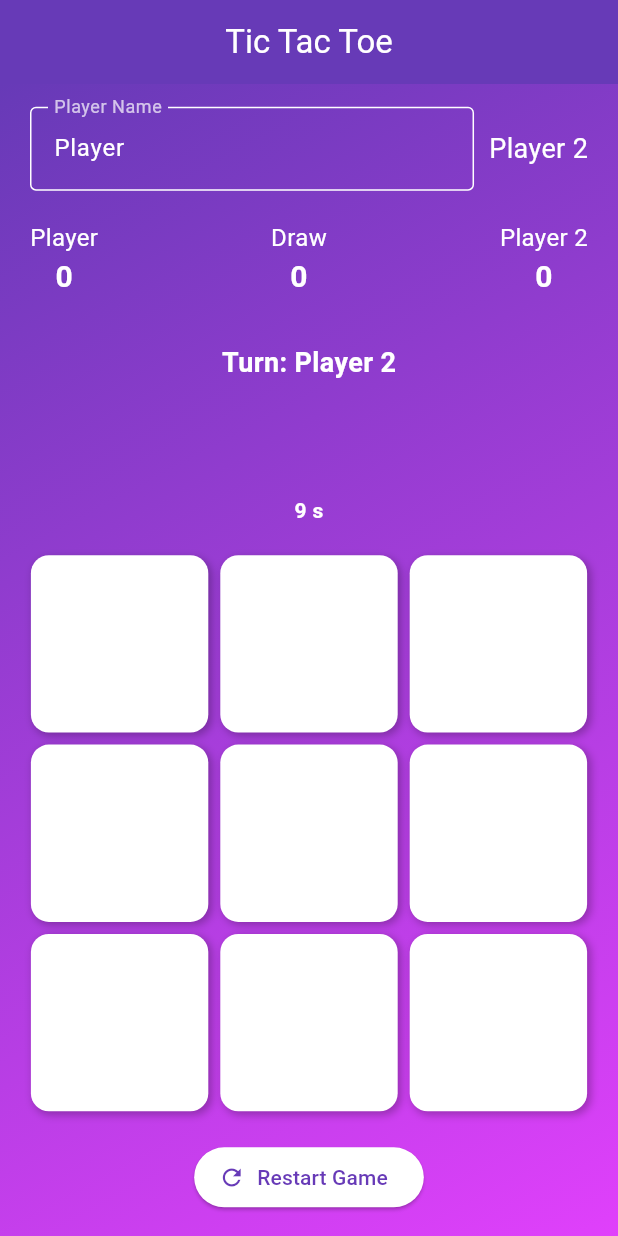
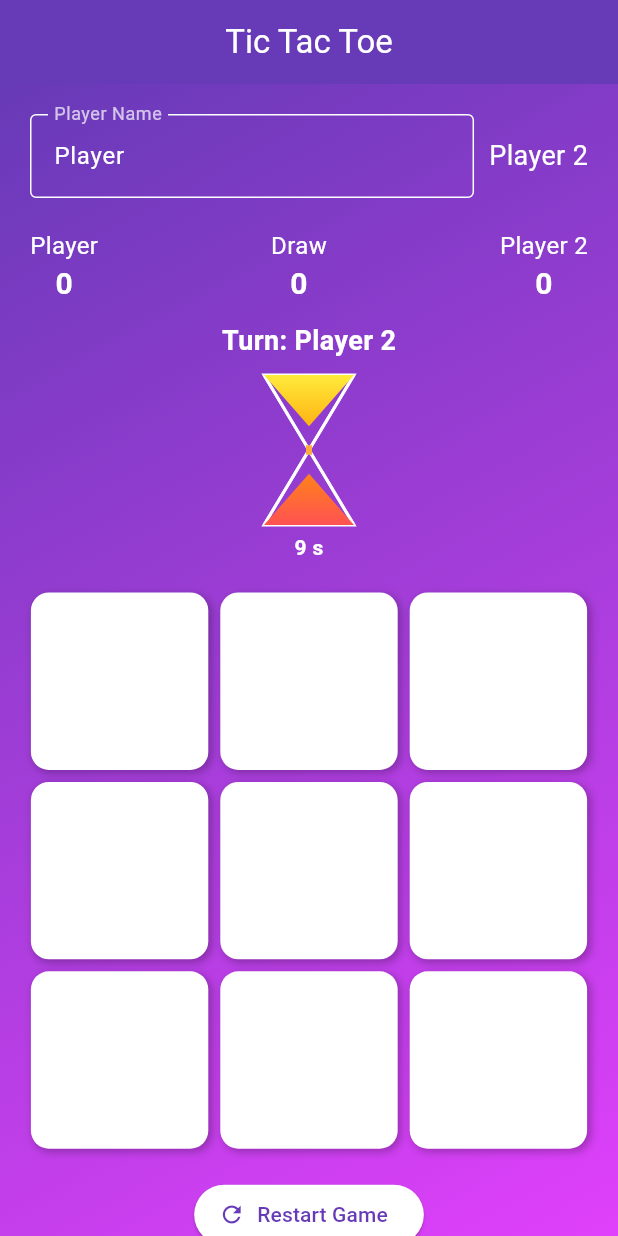
Before and after one commit to work-piyush006/tictactoe, a Flutter app: the GameScreen screen opened directly with empty values, after a tap on "Restart Game", on a phone screen of 412 x 824 dp. Run offline on Flutter 3.47's test engine with Material 3 defaults, Android fonts, the phone set to English and light mode, and no system bars; our stand-ins replace audioplayers, confetti, shared_preferences; accounts and stored records are empty.

Commit message:
Update main.dart

```diff
--- a/lib/main.dart
+++ b/lib/main.dart
@@ -562,7 +562,7 @@ class TwoPlayerSymbolSelectionScreen extends StatelessWidget {
   }
 }
 
-// ================= Updated GameScreen with new Hourglass =================
+// ================= Updated GameScreen =================
 class GameScreen extends StatefulWidget {
   final bool vsComputer;
   final String playerSymbol;
@@ -593,7 +593,6 @@ class _GameScreenState extends State<GameScreen> with TickerProviderStateMixin {
 
   // Timer
   int seconds = 10;
-  bool hourglassFlipped = false;
   Timer? turnTimer;
 
   TextEditingController playerNameController = TextEditingController();
@@ -677,13 +676,13 @@ class _GameScreenState extends State<GameScreen> with TickerProviderStateMixin {
     turnTimer = Timer.periodic(Duration(seconds: 1), (timer) async {
       if (!mounted) return;
 
-      // Play tap.mp3 last 3 seconds
-      if (seconds <= 3 && seconds > 0) await sfxPlayer.play(AssetSource('Tap.mp3'));
+      if (seconds <= 3 && seconds > 0) {
+        await sfxPlayer.play(AssetSource('Tap.mp3'));
+      }
 
       setState(() => seconds--);
 
       if (seconds <= 0) {
-        hourglassFlipped = !hourglassFlipped;
         nextTurn();
       }
     });
@@ -691,7 +690,6 @@ class _GameScreenState extends State<GameScreen> with TickerProviderStateMixin {
 
   void resetTurnTimer() {
     turnTimer?.cancel();
-    hourglassFlipped = !hourglassFlipped;
     startTurnTimer();
   }
 
@@ -701,19 +699,8 @@ class _GameScreenState extends State<GameScreen> with TickerProviderStateMixin {
 
   // ------------------- Game Logic -------------------
   void makeMove(int index) {
-    if (gameOver) return;
-
-    if (board[index] != "") {
-      ScaffoldMessenger.of(context)
-          .showSnackBar(SnackBar(content: Text("Invalid Move!")));
-      return;
-    }
-
-    if (widget.vsComputer && isAITurn) {
-      ScaffoldMessenger.of(context)
-          .showSnackBar(SnackBar(content: Text("Wait for AI turn")));
-      return;
-    }
+    if (gameOver || board[index] != "") return;
+    if (widget.vsComputer && isAITurn) return;
 
     setState(() {
       board[index] = currentPlayer;
@@ -781,6 +768,7 @@ class _GameScreenState extends State<GameScreen> with TickerProviderStateMixin {
       if (!gameOver) currentPlayer = playerSymbol;
       isAITurn = false;
     });
+
     resetTurnTimer();
   }
 
@@ -873,7 +861,6 @@ class _GameScreenState extends State<GameScreen> with TickerProviderStateMixin {
           draws++;
 
         saveScores();
-
         if (winner != "Draw") playSfx('Celebration.mp3');
         else playSfx('draw.mp3');
 
@@ -907,7 +894,7 @@ class _GameScreenState extends State<GameScreen> with TickerProviderStateMixin {
       winner = "";
       winningPattern = [];
       isAITurn = false;
-      hourglassFlipped = false;
+      seconds = 10;
     });
     resetTurnTimer();
 
@@ -944,12 +931,14 @@ class _GameScreenState extends State<GameScreen> with TickerProviderStateMixin {
                 colors: [Colors.deepPurple, Colors.purpleAccent],
                 begin: Alignment.topLeft,
                 end: Alignment.bottomRight)),
+        child: SingleChildScrollView(
+          padding: EdgeInsets.all(10),
           child: Column(
             mainAxisAlignment: MainAxisAlignment.center,
             children: [
-            // Player rename
+              // Player rename + opponent
               Padding(
-              padding: EdgeInsets.symmetric(horizontal: 20),
+                padding: EdgeInsets.symmetric(horizontal: 10, vertical: 10),
                 child: Row(
                   children: [
                     Expanded(
@@ -976,11 +965,10 @@ class _GameScreenState extends State<GameScreen> with TickerProviderStateMixin {
                   ],
                 ),
               ),
-            SizedBox(height: 10),
 
               // Scores
               Padding(
-              padding: EdgeInsets.symmetric(horizontal: 20, vertical: 10),
+                padding: EdgeInsets.symmetric(horizontal: 10, vertical: 10),
                 child: Row(
                   mainAxisAlignment: MainAxisAlignment.spaceBetween,
                   children: [
@@ -990,7 +978,6 @@ class _GameScreenState extends State<GameScreen> with TickerProviderStateMixin {
                   ],
                 ),
               ),
-            SizedBox(height: 20),
 
               // Hourglass + Timer
               Row(
@@ -1006,17 +993,7 @@ class _GameScreenState extends State<GameScreen> with TickerProviderStateMixin {
                             fontWeight: FontWeight.bold),
                       ),
                       SizedBox(height: 10),
-                    AnimatedContainer(
-                      duration: Duration(milliseconds: 300),
-                      width: 60,
-                      height: 60,
-                      child: CustomPaint(
-                        painter: ColorfulHourglassPainter(
-                          flipped: hourglassFlipped,
-                          progress: (10 - seconds) / 10,
-                        ),
-                      ),
-                    ),
+                      SmoothHourglass(secondsLeft: seconds),
                       SizedBox(height: 5),
                       Text(
                         '$seconds s',
@@ -1037,6 +1014,7 @@ class _GameScreenState extends State<GameScreen> with TickerProviderStateMixin {
                 width: boardSize,
                 height: boardSize,
                 child: GridView.builder(
+                  physics: NeverScrollableScrollPhysics(),
                   gridDelegate: SliverGridDelegateWithFixedCrossAxisCount(
                       crossAxisCount: 3,
                       crossAxisSpacing: 8,
@@ -1100,6 +1078,7 @@ class _GameScreenState extends State<GameScreen> with TickerProviderStateMixin {
                 colors: [Colors.yellow, Colors.red, Colors.green, Colors.blue],
               ),
             ],
+          ),
         ),
       ),
     );
```
Lines whose indentation alone changed are shown as unchanged.
